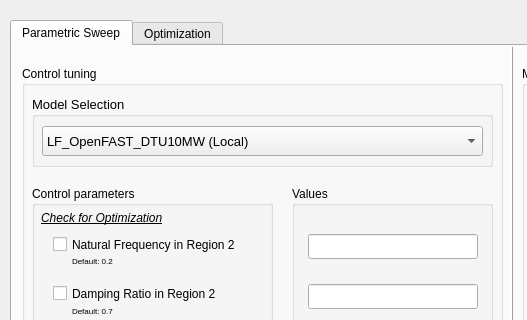
The window that openturbinecode/controls/ConfigControl_v3.ui (OpenTurbineCoDe/OpenTurbineCoDe) describes before a commit, drawn with Qt 5; both pictures show x 0 to 527 and y 0 to 320 of the 1023 by 769 pixel window.
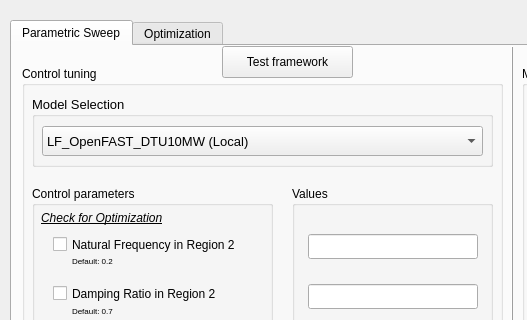
The same window after the commit.

Commit message: test the ability to handle the presence/absence of framework

Diff of the .ui file:
```diff
--- a/openturbinecode/controls/ConfigControl_v3.ui
+++ b/openturbinecode/controls/ConfigControl_v3.ui
@@ -955,6 +955,19 @@
         </widget>
        </widget>
       </widget>
+      <widget class="QPushButton" name="test_framework">
+       <property name="geometry">
+        <rect>
+         <x>210</x>
+         <y>0</y>
+         <width>131</width>
+         <height>32</height>
+        </rect>
+       </property>
+       <property name="text">
+        <string>Test framework</string>
+       </property>
+      </widget>
      </widget>
     </widget>
     <widget class="QWidget" name="Optimization">
```
The commit also changes 3 other files.
